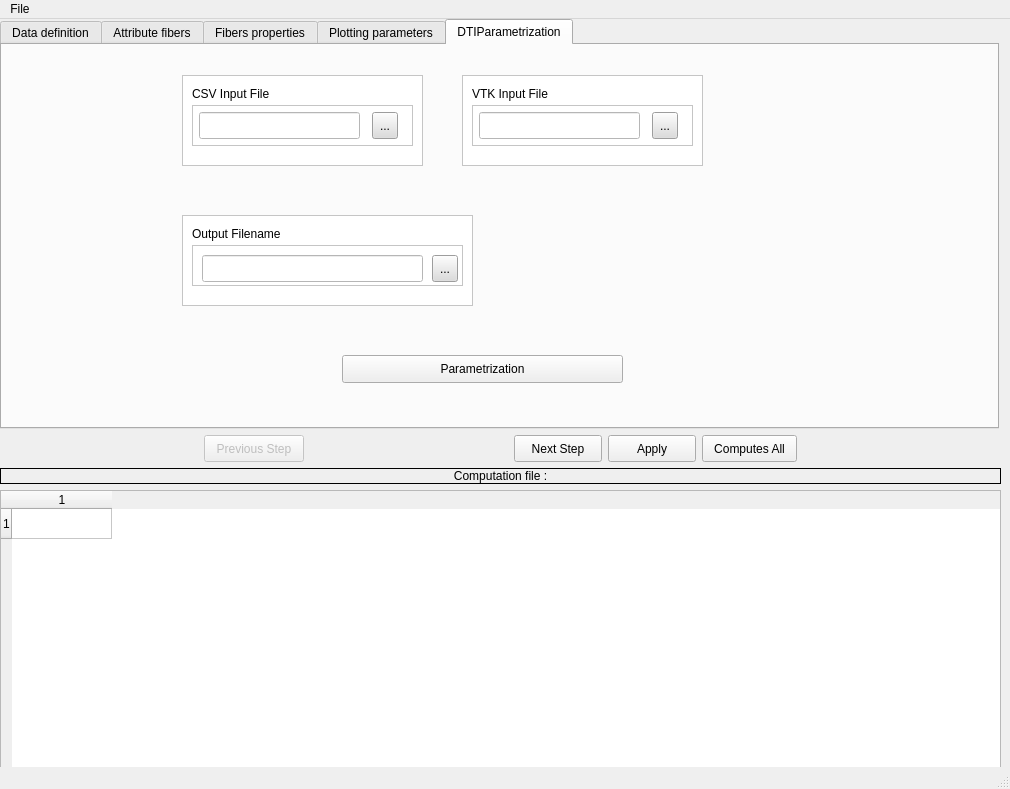
First picture: the form in Applications/DTIAtlasFiberAnalyzer/DTIAtlasFiberAnalyzerguiwindow.ui, repository NIRALUser/DTIFiberTractStatistics, before the edit.
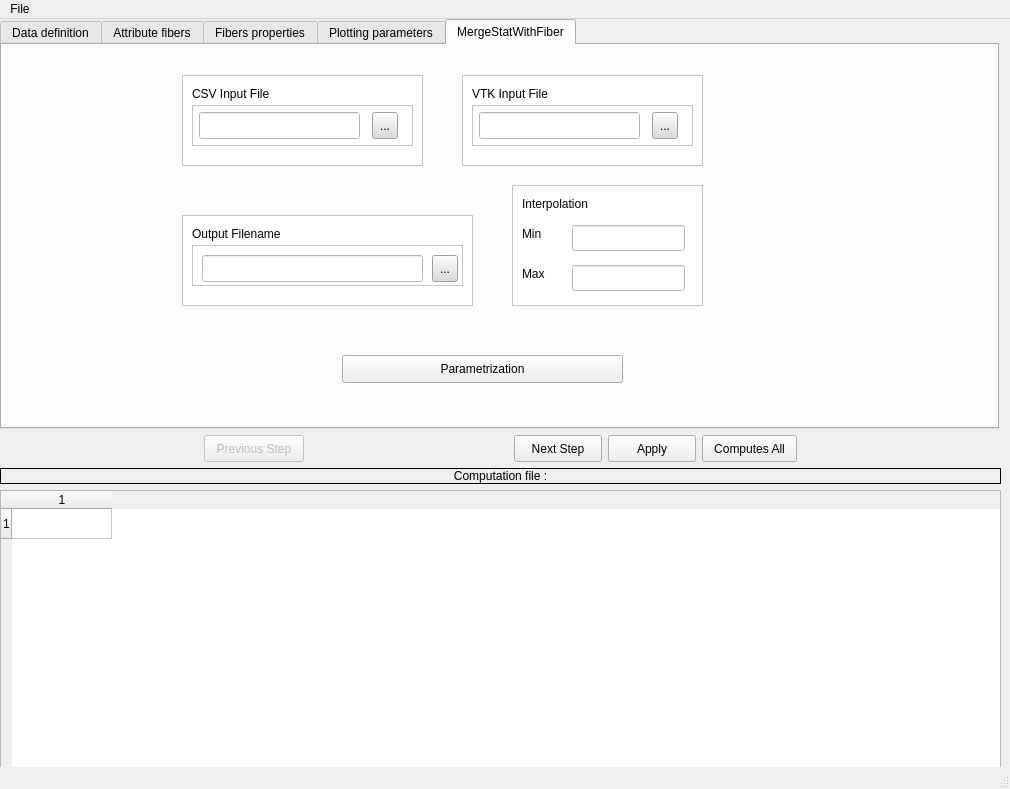
Second picture: the form after the edit.

Patch:
```diff
--- a/Applications/DTIAtlasFiberAnalyzer/DTIAtlasFiberAnalyzerguiwindow.ui
+++ b/Applications/DTIAtlasFiberAnalyzer/DTIAtlasFiberAnalyzerguiwindow.ui
@@ -1498,7 +1498,7 @@
        </widget>
        <widget class="QWidget" name="DTIParametrization">
         <attribute name="title">
-         <string>DTIParametrization</string>
+         <string>MergeStatWithFiber</string>
         </attribute>
         <widget class="QFrame" name="loadparamframe_2">
          <property name="enabled">
@@ -1744,6 +1744,87 @@
           <string>Parametrization</string>
          </property>
         </widget>
+        <widget class="QFrame" name="loadparamframe_5">
+         <property name="enabled">
+          <bool>true</bool>
+         </property>
+         <property name="geometry">
+          <rect>
+           <x>510</x>
+           <y>140</y>
+           <width>191</width>
+           <height>121</height>
+          </rect>
+         </property>
+         <property name="styleSheet">
+          <string notr="true">background-color: rgb(255, 255, 255);</string>
+         </property>
+         <property name="frameShape">
+          <enum>QFrame::StyledPanel</enum>
+         </property>
+         <property name="frameShadow">
+          <enum>QFrame::Raised</enum>
+         </property>
+         <widget class="QLabel" name="csvfilenametitle_5">
+          <property name="geometry">
+           <rect>
+            <x>10</x>
+            <y>10</y>
+            <width>111</width>
+            <height>17</height>
+           </rect>
+          </property>
+          <property name="text">
+           <string>Interpolation</string>
+          </property>
+         </widget>
+         <widget class="QLineEdit" name="DTIP_LE_Min">
+          <property name="geometry">
+           <rect>
+            <x>60</x>
+            <y>40</y>
+            <width>113</width>
+            <height>26</height>
+           </rect>
+          </property>
+         </widget>
+         <widget class="QLineEdit" name="DTIP_LE_Max">
+          <property name="geometry">
+           <rect>
+            <x>60</x>
+            <y>80</y>
+            <width>113</width>
+            <height>26</height>
+           </rect>
+          </property>
+         </widget>
+         <widget class="QLabel" name="label">
+          <property name="geometry">
+           <rect>
+            <x>10</x>
+            <y>40</y>
+            <width>21</width>
+            <height>18</height>
+           </rect>
+          </property>
+          <property name="text">
+           <string>Min</string>
+          </property>
+         </widget>
+         <widget class="QLabel" name="label_2">
+          <property name="geometry">
+           <rect>
+            <x>10</x>
+            <y>80</y>
+            <width>31</width>
+            <height>18</height>
+           </rect>
+          </property>
+          <property name="text">
+           <string>Max</string>
+          </property>
+         </widget>
+        </widget>
        </widget>
       </widget>
      </item>
```
Left out of the diff: 2 changed lines with no effect on the pictures.
